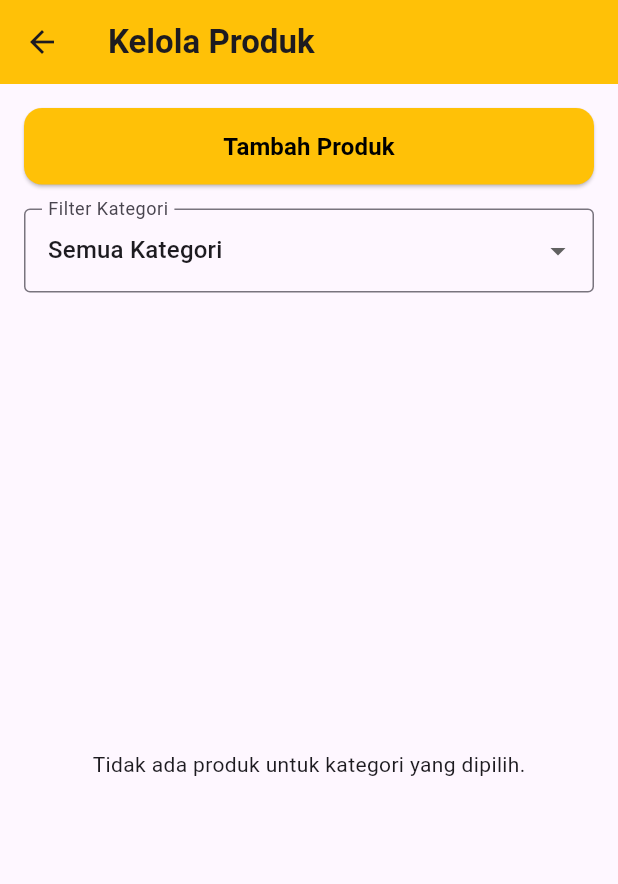
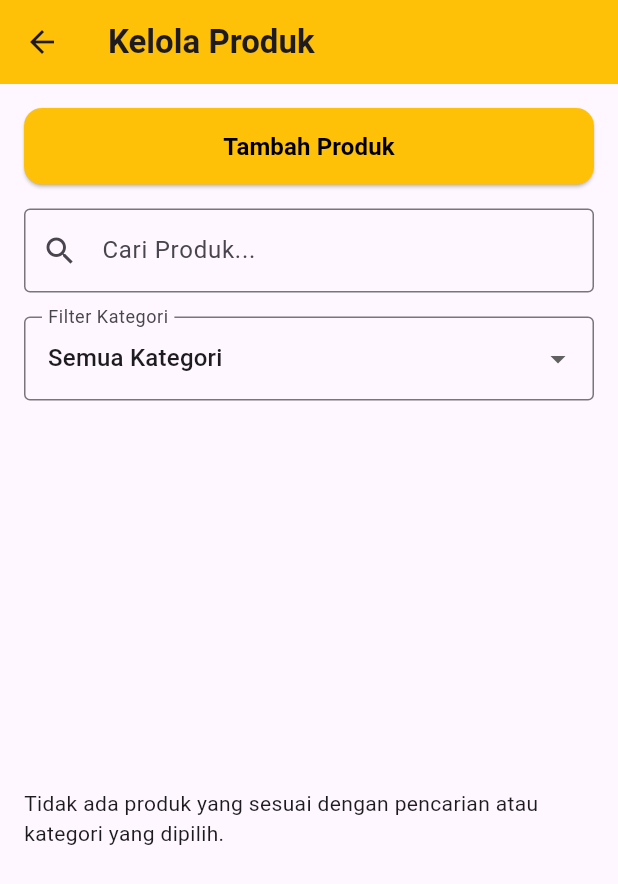
Before and after one commit to ChristParulian/Flutter_POS, a Flutter app: the ProdukView screen opened by its route, on a phone screen of 412 x 824 dp. Shown: the top 884 px of the screen. Run offline on Flutter 3.47's test engine with Material 3 defaults, Android fonts, the phone set to English and light mode, and no system bars; our stand-ins replace pdf, printing, sqflite; accounts and stored records are empty.

```diff
--- a/lib/views/kategori_view.dart
+++ b/lib/views/kategori_view.dart
@@ -98,7 +98,6 @@ class _KategoriViewState extends State<KategoriView> {
                 if (filteredList.isEmpty) {
                   return Center(child: Text('Tidak ada kategori yang ditemukan.'));
                 }
-
                 return ListView.builder(
                   itemCount: filteredList.length,
                   itemBuilder: (context, index) {
--- a/lib/views/produk_view.dart
+++ b/lib/views/produk_view.dart
@@ -12,6 +12,7 @@ class ProdukView extends StatefulWidget {
 
 class _ProdukViewState extends State<ProdukView> {
   int? _selectedKategoriId;
+  String _searchQuery = ''; // Variabel untuk pencarian
 
   @override
   Widget build(BuildContext context) {
@@ -37,7 +38,8 @@ class _ProdukViewState extends State<ProdukView> {
                 onPressed: () {
                   _showTambahProdukDialog(context);
                 },
-                label: Text('Tambah Produk',
+                label: Text(
+                  'Tambah Produk',
                   style: TextStyle(
                     fontSize: 16,
                     fontWeight: FontWeight.bold,
@@ -52,6 +54,21 @@ class _ProdukViewState extends State<ProdukView> {
                     borderRadius: BorderRadius.circular(12),
                   ),
                 ),
+              ),
+            ),
+            SizedBox(height: 16.0),
+
+            // Pencarian Produk
+            TextFormField(
+              onChanged: (query) {
+                setState(() {
+                  _searchQuery = query;
+                });
+              },
+              decoration: InputDecoration(
+                labelText: 'Cari Produk...',
+                prefixIcon: Icon(Icons.search),
+                border: OutlineInputBorder(),
               ),
             ),
             SizedBox(height: 16.0),
@@ -91,15 +108,20 @@ class _ProdukViewState extends State<ProdukView> {
             Expanded(
               child: Consumer<ProdukController>(
                 builder: (context, produkController, child) {
-                  List<Produk> filteredProdukList = _selectedKategoriId == null
-                      ? produkController.produkList
-                      : produkController.produkList.where((produk) {
-                    return produk.kategoriId == _selectedKategoriId;
+                  List<Produk> filteredProdukList = produkController.produkList
+                      .where((produk) {
+                    // Filter berdasarkan kategori dan pencarian
+                    bool matchesKategori = _selectedKategoriId == null ||
+                        produk.kategoriId == _selectedKategoriId;
+                    bool matchesSearch = produk.namaProduk
+                        .toLowerCase()
+                        .contains(_searchQuery.toLowerCase());
+                    return matchesKategori && matchesSearch;
                   }).toList();
 
                   if (filteredProdukList.isEmpty) {
                     return Center(
-                      child: Text('Tidak ada produk untuk kategori yang dipilih.'),
+                      child: Text('Tidak ada produk yang sesuai dengan pencarian atau kategori yang dipilih.'),
                     );
                   }
 
@@ -196,8 +218,6 @@ class _ProdukViewState extends State<ProdukView> {
                                     ),
                                   ),
                                 ),
-
-
                               ],
                             ),
                           ],
```
Also changed, not shown: lib/views/checkout_view.dart (+40 -10 lines), lib/views/keranjang_view.dart (+18 -16 lines). Lines whose indentation alone changed are shown as unchanged.
